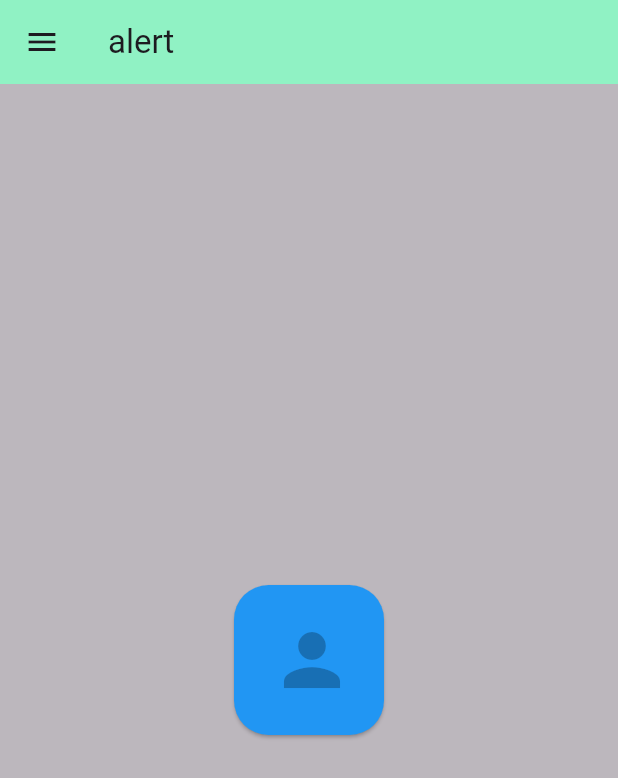
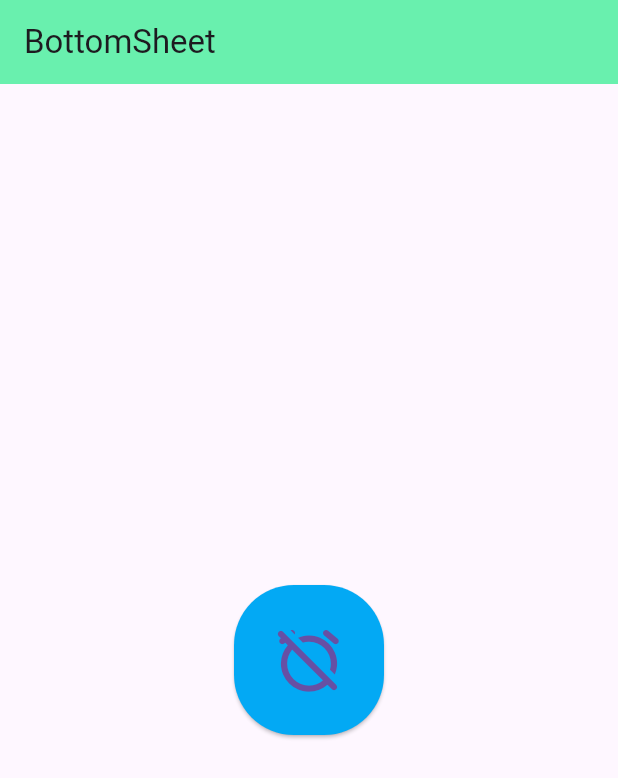
Before and after one commit to Abdusamadali/flutter_basic, a Flutter app: the screen it shows after launch, on a phone screen of 412 x 824 dp. Shown: the top 778 px of the screen. Run offline on Flutter 3.47's test engine with Material 3 defaults, Android fonts, the phone set to English and light mode, and no system bars.

Commit message:
bottomsheet Widget added

```diff
--- a/lib/alertDialog.dart
+++ b/lib/alertDialog.dart
@@ -1,5 +1,5 @@
 import 'package:flutter/material.dart';
-import 'package:leancode/buttions.dart';
+
 
 class alert_dialog extends StatefulWidget {
   const alert_dialog({super.key});
--- a/lib/allPackage.dart
+++ b/lib/allPackage.dart
@@ -2,3 +2,4 @@ export 'alertDialog.dart';
 export 'snackBar.dart';
 export 'drawer.dart';
 export 'package:leancode/dismissable.dart';
+export 'package:leancode/bottomSheetWiget.dart';
--- /dev/null
+++ b/lib/bottomSheetWiget.dart
@@ -0,0 +1,56 @@
+import 'package:flutter/material.dart';
+
+class bottomsheetwidget extends StatelessWidget {
+  const bottomsheetwidget({super.key});
+
+  @override
+  Widget build(BuildContext context) {
+    return Scaffold(
+      appBar: AppBar(
+        backgroundColor: Colors.greenAccent,
+        title: Text('BottomSheet'),
+      ),
+      body: Center(
+        child: ElevatedButton(
+          style: ButtonStyle(
+          shape: MaterialStateProperty.all(
+            RoundedRectangleBorder(
+              borderRadius: BorderRadius.circular(40)
+            )
+          ),
+            backgroundColor: MaterialStateProperty.all(Colors.lightBlue),
+             fixedSize: MaterialStateProperty.all(Size(100, 100))
+          ),
+          onPressed: (){
+            showModalBottomSheet(
+              backgroundColor: Colors.greenAccent,
+                shape: RoundedRectangleBorder(
+                  borderRadius: BorderRadius.only(topLeft: Radius.circular(30),topRight: Radius.circular(30))
+                ),
+                isDismissible: true,
+                enableDrag: true,
+                context: context,
+                builder: (context){
+              return Column(
+                mainAxisSize: MainAxisSize.min,
+                children: [
+                  ListTile(
+                    title: Text('turned off'),
+                  ),
+                  ListTile(
+                    title: Text('you can on later'),
+                  ),
+                  ListTile(
+                    title: Text('there is another options '),
+                  )
+                ],
+              );
+            });
+          },
+          child: Center(child: Icon(Icons.alarm_off_rounded,
+          size: 50,)),
+        ),
+      ),
+    );
+  }
+}
--- a/lib/main.dart
+++ b/lib/main.dart
@@ -25,7 +25,7 @@ class myapp extends StatelessWidget {
   Widget build(BuildContext context) {
     return const MaterialApp(
       debugShowCheckedModeBanner: false,
-      home: alert_dialog(),
+      home: bottomsheetwidget(),
     );
   }
 }
```
